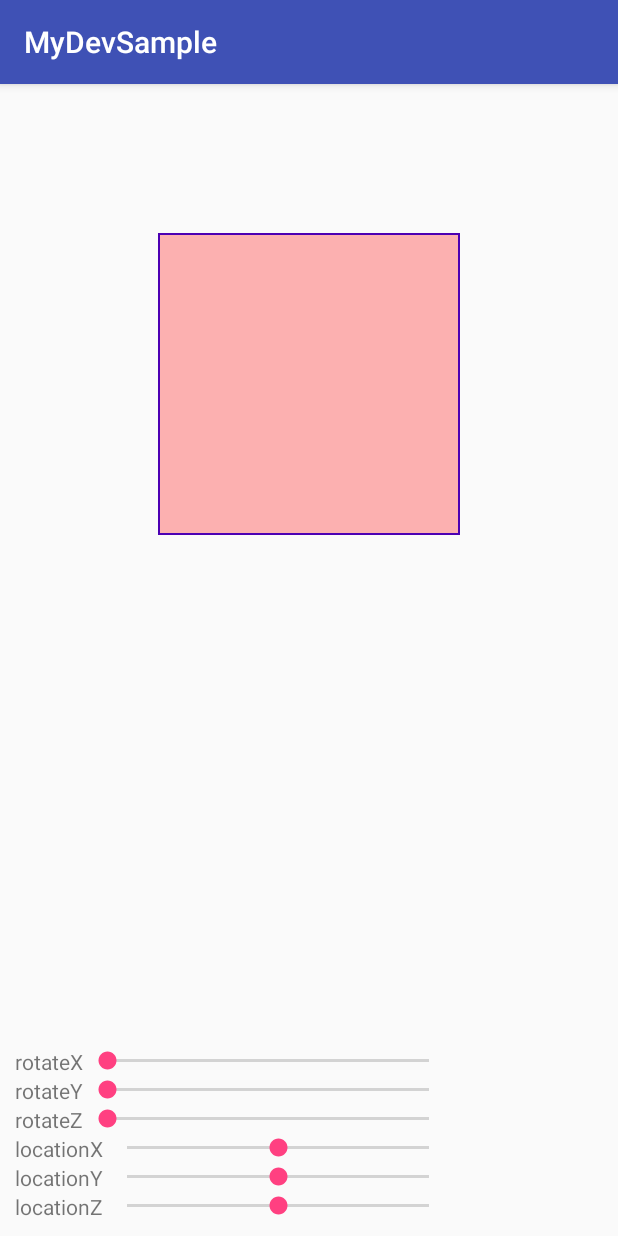
After one commit to fhbianling/MyDevSample, an Android app: the WheelViewDemo2 screen opened directly, with no data from a screen before it, on a phone screen of 412 x 824 dp. The commit adds this screen. Run offline under Robolectric (Android 15) with nearby library versions, the phone set to English and light mode, and no system bars; our stand-ins replace EventBus.

Commit message:
新增一个滚轮的demo，打算用android.graphic.Camera来实现，正在研究中

```diff
--- a/app/src/main/AndroidManifest.xml
+++ b/app/src/main/AndroidManifest.xml
@@ -47,6 +47,7 @@
             android:screenOrientation="portrait" />
         <activity android:name=".ui.randombubbles.RandomBubblesDemo" />
         <activity android:name=".ui.wheelview.WheelViewDemo" />
+        <activity android:name=".ui.wheeelview2.WheelViewDemo2" />
 
         <receiver android:name="com.wilddog.client.receiver.WilddogAuthCastReceiver">
             <intent-filter>
--- a/app/src/main/java/com/bian/mydevsample/ui/_main/MainActivity.java
+++ b/app/src/main/java/com/bian/mydevsample/ui/_main/MainActivity.java
@@ -29,6 +29,7 @@ import com.bian.mydevsample.ui.qqclean.QQCleanAnimActivity;
 import com.bian.mydevsample.ui.randombubbles.RandomBubblesDemo;
 import com.bian.mydevsample.ui.randomcards.RandomCardActivity;
 import com.bian.mydevsample.ui.stream.MusicStreamActivity;
+import com.bian.mydevsample.ui.wheeelview2.WheelViewDemo2;
 import com.bian.mydevsample.ui.wheelview.WheelViewDemo;
 import com.bian.mydevsample.ui.zhihuad.ZhiHuAdActivity;
 
@@ -113,6 +114,7 @@ public class MainActivity extends AbsBaseActivity
         buttonDescs.add(new ButtonDesc("随机大小布局", RandomCardActivity.class));
         buttonDescs.add(new ButtonDesc("随机气泡", RandomBubblesDemo.class));
         buttonDescs.add(new ButtonDesc("自定义滚轮", WheelViewDemo.class));
+        buttonDescs.add(new ButtonDesc("自定义滚轮2-graphic.matrix实现", WheelViewDemo2.class));
 //        buttonDescs.add(new ButtonDesc("Bitmap合成", BitmapComposite.class));
         adapter = new Adapter(buttonDescs, this);
         buttonList.setAdapter(adapter);
--- /dev/null
+++ b/app/src/main/java/com/bian/mydevsample/ui/wheeelview2/WheelView2.kt
@@ -0,0 +1,92 @@
+package com.bian.mydevsample.ui.wheeelview2
+
+import android.content.Context
+import android.graphics.*
+import android.util.AttributeSet
+import android.view.View
+import com.bian.mydevsample.ui.wheelview.withAlpha
+
+/**
+ * author fhbianling@163.com
+ * date 2021/2/25 17:23
+ * 类描述：
+ */
+class WheelView2(ctx : Context, attr : AttributeSet) : View(ctx, attr) {
+	private val paint by lazy {
+		Paint().also {
+			it.isAntiAlias = true
+			it.textSize = 40f
+		}
+	}
+	private val mCamera by lazy { Camera() }
+	val mMatrix by lazy { Matrix() }
+	var rectSize = 300f
+		set(value) {
+			field = value
+			requestLayout()
+		}
+
+	var rotateX : Float = 0f
+		set(value) {
+			field = value
+			invalidate()
+		}
+	var rotateY : Float = 0f
+		set(value) {
+			field = value
+			invalidate()
+		}
+	var rotateZ : Float = 0f
+		set(value) {
+			field = value
+			invalidate()
+		}
+
+	var locationX : Float = 0f
+		set(value) {
+			field = value
+			invalidate()
+		}
+	var locationY : Float = 0f
+		set(value) {
+			field = value
+			invalidate()
+		}
+	var locationZ : Float = 0f
+		set(value) {
+			field = value
+			invalidate()
+		}
+
+	private val drawRect = RectF()
+
+	override fun onMeasure(widthMeasureSpec : Int, heightMeasureSpec : Int) {
+		super.onMeasure(widthMeasureSpec, heightMeasureSpec)
+		drawRect.set(0f, 0f, rectSize, rectSize)
+		val s = (measuredWidth - rectSize) / 2f
+		val t = (measuredHeight - rectSize) / 2f
+		drawRect.offsetTo(s, t)
+	}
+
+	override fun onDraw(canvas : Canvas?) {
+		canvas ?: return
+		paint.color = Color.BLUE
+		paint.style = Paint.Style.STROKE
+		paint.strokeWidth = 2f
+		canvas.drawRect(drawRect, paint)
+		canvas.save()
+		mCamera.save()
+		mCamera.setLocation(locationX, locationY, locationZ)
+		mCamera.rotateX(rotateX)
+		mCamera.rotateY(rotateY)
+		mCamera.rotateZ(rotateZ)
+		mCamera.getMatrix(mMatrix)
+		mCamera.restore()
+		canvas.concat(mMatrix)
+		paint.style = Paint.Style.FILL_AND_STROKE
+		paint.color = Color.RED.withAlpha(0.3f)
+		canvas.drawRect(drawRect, paint)
+		paint.color = Color.BLACK
+		canvas.restore()
+	}
+}
--- /dev/null
+++ b/app/src/main/java/com/bian/mydevsample/ui/wheeelview2/WheelViewDemo2.kt
@@ -0,0 +1,55 @@
+package com.bian.mydevsample.ui.wheeelview2
+
+import android.os.Bundle
+import android.widget.SeekBar
+import android.widget.TextView
+import com.bian.mydevsample.R
+import com.bian.mydevsample.base.BaseActivity
+import kotlinx.android.synthetic.main.activity_wheel_view_2.*
+
+/**
+ * author fhbianling@163.com
+ * date 2021/2/25 17:23
+ * 类描述：
+ */
+class WheelViewDemo2 : BaseActivity() {
+	override fun bindLayoutId() : Int {
+		return R.layout.activity_wheel_view_2
+	}
+
+	override fun initView(savedInstanceState : Bundle?) {
+		rotateXSeekBar.doSeek(rotateX) {
+			wheel.rotateX = it.toFloat()
+		}
+		rotateYSeekBar.doSeek(rotateY) {
+			wheel.rotateY = it.toFloat()
+		}
+		rotateZSeekBar.doSeek(rotateZ) {
+			wheel.rotateZ = it.toFloat()
+		}
+		locationXSeekBar.doSeek(locationX) {
+			wheel.locationX = it.toFloat()
+		}
+		locationYSeekBar.doSeek(locationY) {
+			wheel.locationY = it.toFloat()
+		}
+		locationZSeekBar.doSeek(locationZ) {
+			wheel.locationZ = it.toFloat()
+		}
+	}
+
+	private fun SeekBar.doSeek(tv : TextView, onSeekChange : ((Int) -> Unit)) {
+		setOnSeekBarChangeListener(object : SeekBar.OnSeekBarChangeListener {
+			override fun onProgressChanged(seekBar : SeekBar?, progress : Int, fromUser : Boolean) {
+				tv.text = progress.toString()
+				onSeekChange.invoke(progress)
+			}
+
+			override fun onStartTrackingTouch(seekBar : SeekBar?) {
+			}
+
+			override fun onStopTrackingTouch(seekBar : SeekBar?) {
+			}
+		})
+	}
+}
--- /dev/null
+++ b/app/src/main/res/layout/activity_wheel_view_2.xml
@@ -0,0 +1,164 @@
+<?xml version="1.0" encoding="utf-8"?>
+<androidx.constraintlayout.widget.ConstraintLayout xmlns:android="http://schemas.android.com/apk/res/android"
+    xmlns:app="http://schemas.android.com/apk/res-auto"
+    android:layout_width="match_parent"
+    android:layout_height="match_parent">
+
+    <com.bian.mydevsample.ui.wheeelview2.WheelView2
+        android:id="@+id/wheel"
+        android:layout_width="400dp"
+        android:layout_height="400dp"
+        app:layout_constraintEnd_toEndOf="parent"
+        app:layout_constraintHorizontal_bias="0.5"
+        app:layout_constraintStart_toStartOf="parent"
+        app:layout_constraintTop_toTopOf="parent" />
+
+    <LinearLayout
+        android:layout_width="match_parent"
+        android:layout_height="wrap_content"
+        android:orientation="vertical"
+        android:padding="10dp"
+        app:layout_constraintBottom_toBottomOf="parent">
+
+        <LinearLayout
+            android:layout_width="match_parent"
+            android:layout_height="wrap_content"
+            android:orientation="horizontal">
+
+            <TextView
+                android:layout_width="wrap_content"
+                android:layout_height="wrap_content"
+                android:text="rotateX" />
+
+            <SeekBar
+                android:id="@+id/rotateXSeekBar"
+                android:layout_width="0dp"
+                android:layout_height="wrap_content"
+                android:layout_weight="1"
+                android:max="360" />
+
+            <TextView
+                android:id="@+id/rotateX"
+                android:layout_width="100dp"
+                android:layout_height="wrap_content" />
+        </LinearLayout>
+
+        <LinearLayout
+            android:layout_width="match_parent"
+            android:layout_height="wrap_content"
+            android:orientation="horizontal">
+
+            <TextView
+                android:layout_width="wrap_content"
+                android:layout_height="wrap_content"
+                android:text="rotateY" />
+
+            <SeekBar
+                android:id="@+id/rotateYSeekBar"
+                android:layout_width="0dp"
+                android:layout_height="wrap_content"
+                android:layout_weight="1"
+                android:max="360" />
+
+            <TextView
+                android:id="@+id/rotateY"
+                android:layout_width="100dp"
+                android:layout_height="wrap_content" />
+        </LinearLayout>
+
+        <LinearLayout
+            android:layout_width="match_parent"
+            android:layout_height="wrap_content"
+            android:orientation="horizontal">
+
+            <TextView
+                android:layout_width="wrap_content"
+                android:layout_height="wrap_content"
+                android:text="rotateZ" />
+
+            <SeekBar
+                android:id="@+id/rotateZSeekBar"
+                android:layout_width="0dp"
+                android:layout_height="wrap_content"
+                android:layout_weight="1"
+                android:max="360" />
+
+            <TextView
+                android:id="@+id/rotateZ"
+                android:layout_width="100dp"
+                android:layout_height="wrap_content" />
+        </LinearLayout>
+
+        <LinearLayout
+            android:layout_width="match_parent"
+            android:layout_height="wrap_content"
+            android:orientation="horizontal">
+
+            <TextView
+                android:layout_width="wrap_content"
+                android:layout_height="wrap_content"
+                android:text="locationX" />
+
+            <SeekBar
+                android:id="@+id/locationXSeekBar"
+                android:layout_width="0dp"
+                android:layout_height="wrap_content"
+                android:layout_weight="1"
+                android:max="100"
+                android:min="-100" />
+
+            <TextView
+                android:id="@+id/locationX"
+                android:layout_width="100dp"
+                android:layout_height="wrap_content" />
+        </LinearLayout>
+
+        <LinearLayout
+            android:layout_width="match_parent"
+            android:layout_height="wrap_content"
+            android:orientation="horizontal">
+
+            <TextView
+                android:layout_width="wrap_content"
+                android:layout_height="wrap_content"
+                android:text="locationY" />
+
+            <SeekBar
+                android:id="@+id/locationYSeekBar"
+                android:layout_width="0dp"
+                android:layout_height="wrap_content"
+                android:layout_weight="1"
+                android:max="100"
+                android:min="-100" />
+
+            <TextView
+                android:id="@+id/locationY"
+                android:layout_width="100dp"
+                android:layout_height="wrap_content" />
+        </LinearLayout>
+
+        <LinearLayout
+            android:layout_width="match_parent"
+            android:layout_height="wrap_content"
+            android:orientation="horizontal">
+
+            <TextView
+                android:layout_width="wrap_content"
+                android:layout_height="wrap_content"
+                android:text="locationZ" />
+
+            <SeekBar
+                android:id="@+id/locationZSeekBar"
+                android:layout_width="0dp"
+                android:layout_height="wrap_content"
+                android:layout_weight="1"
+                android:max="100"
+                android:min="-100" />
+
+            <TextView
+                android:id="@+id/locationZ"
+                android:layout_width="100dp"
+                android:layout_height="wrap_content" />
+        </LinearLayout>
+    </LinearLayout>
+</androidx.constraintlayout.widget.ConstraintLayout>
```
